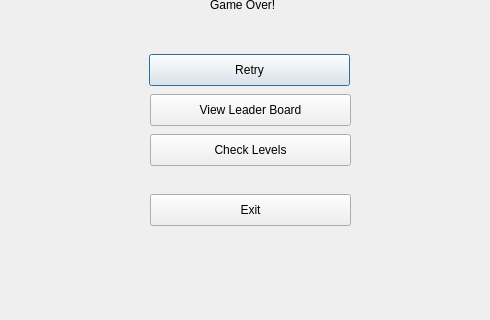
Old version of the form FireboyWaterGirl/gameover.ui in the repository yomnahisham/CSCE1101-03-CourseProject; both pictures show x 0 to 490 and y 166 to 486 of the 916 by 644 pixel window.
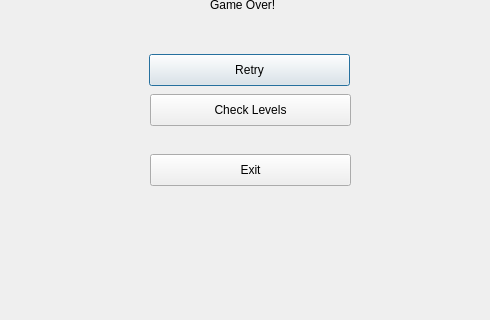
New version of the form.

Commit message: removed view leaderboard for the purpose of hiding functionalities from demo game

The edit to the form file:
```diff
--- a/FireboyWaterGirl/gameover.ui
+++ b/FireboyWaterGirl/gameover.ui
@@ -26,24 +26,11 @@
     <string>Retry</string>
    </property>
   </widget>
-  <widget class="QPushButton" name="leaderboardButton">
-   <property name="geometry">
-    <rect>
-     <x>150</x>
-     <y>260</y>
-     <width>201</width>
-     <height>32</height>
-    </rect>
-   </property>
-   <property name="text">
-    <string>View Leader Board</string>
-   </property>
-  </widget>
   <widget class="QPushButton" name="exitButton">
    <property name="geometry">
     <rect>
      <x>150</x>
-     <y>360</y>
+     <y>320</y>
      <width>201</width>
      <height>32</height>
     </rect>
@@ -56,7 +43,7 @@
    <property name="geometry">
     <rect>
      <x>150</x>
-     <y>300</y>
+     <y>260</y>
      <width>201</width>
      <height>32</height>
     </rect>
```
The commit also changes 1 other file.
